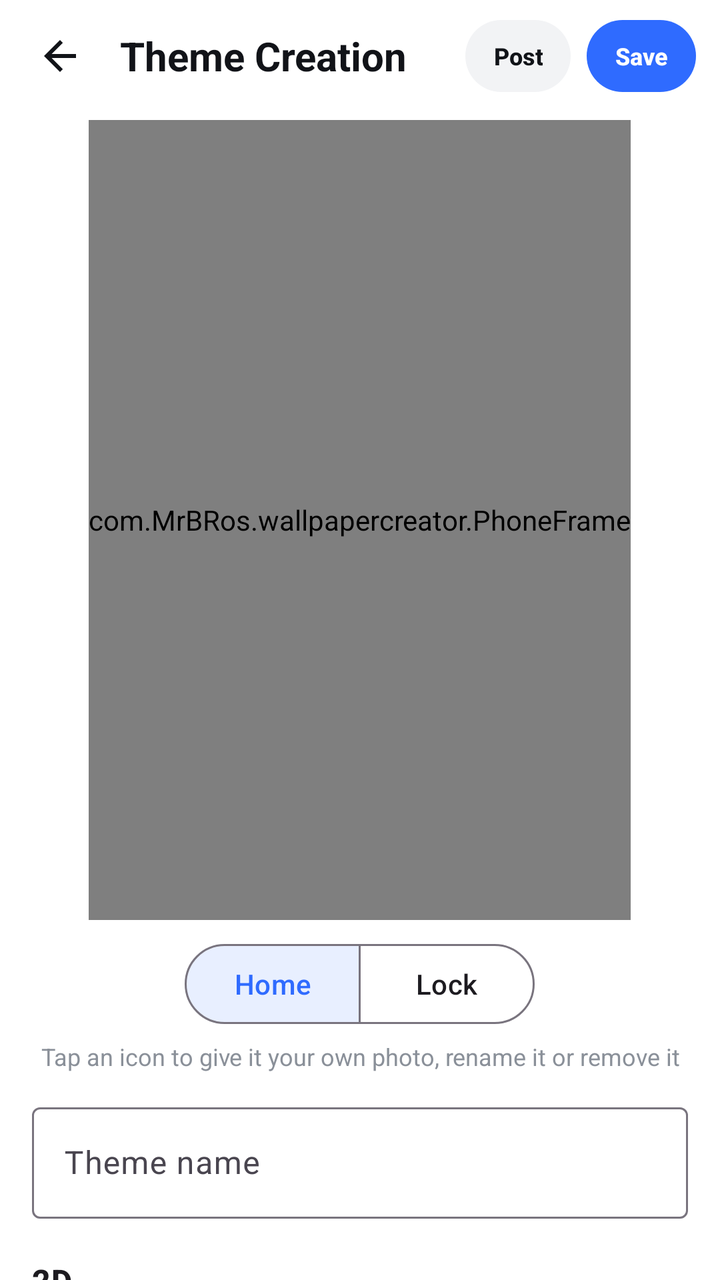
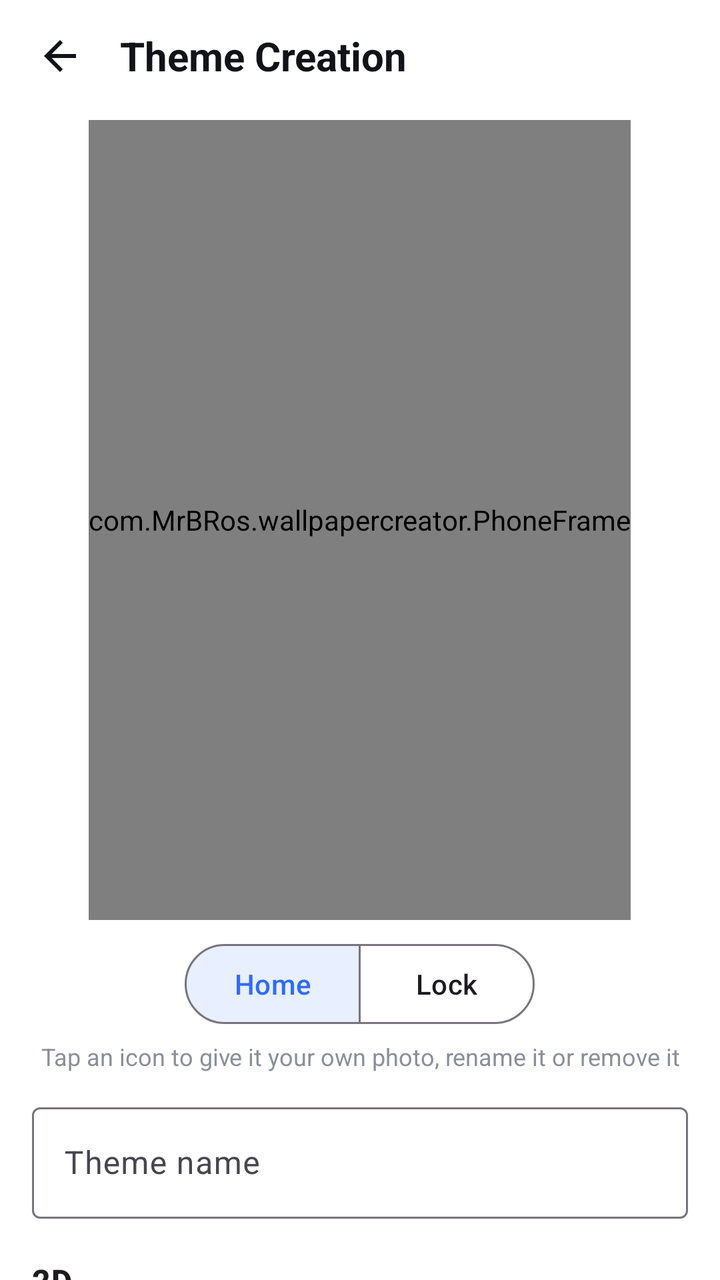

An Android layout rendered at two revisions. The XML below is the earlier revision; the diff shows what the commit changed to produce the second picture.
<!-- AndroidManifest.xml: activity theme Theme.WallpaperCreator.NoActionBar -->
<!-- res/layout/activity_theme_editor.xml -->
<?xml version="1.0" encoding="utf-8"?>
<LinearLayout xmlns:android="http://schemas.android.com/apk/res/android"
    xmlns:app="http://schemas.android.com/apk/res-auto"
    android:layout_width="match_parent"
    android:layout_height="match_parent"
    android:background="@color/surface"
    android:orientation="vertical">

    <LinearLayout
        android:layout_width="match_parent"
        android:layout_height="56dp"
        android:gravity="center_vertical"
        android:paddingHorizontal="8dp">

        <ImageButton
            android:id="@+id/btnBack"
            android:layout_width="44dp"
            android:layout_height="44dp"
            android:background="?attr/selectableItemBackgroundBorderless"
            android:contentDescription="@string/back"
            android:src="@drawable/ic_arrow_back"
            app:tint="@color/text_primary" />

        <TextView
            android:layout_width="0dp"
            android:layout_height="wrap_content"
            android:layout_marginStart="8dp"
            android:layout_weight="1"
            android:text="@string/theme_creation"
            android:textColor="@color/text_primary"
            android:textSize="20sp"
            android:textStyle="bold" />

        <com.google.android.material.button.MaterialButton
            android:id="@+id/btnPost"
            style="@style/TopPill"
            android:text="@string/post" />

        <com.google.android.material.button.MaterialButton
            android:id="@+id/btnSave"
            style="@style/TopPill"
            android:text="@string/save"
            android:textColor="@android:color/white"
            app:backgroundTint="@color/brand_primary" />
    </LinearLayout>

    <androidx.core.widget.NestedScrollView
        android:layout_width="match_parent"
        android:layout_height="0dp"
        android:layout_weight="1">

        <LinearLayout
            android:layout_width="match_parent"
            android:layout_height="wrap_content"
            android:orientation="vertical"
            android:paddingHorizontal="16dp"
            android:paddingBottom="24dp">

            
            <com.MrBRos.wallpapercreator.PhoneFrame
                android:layout_width="wrap_content"
                android:layout_height="400dp"
                android:layout_gravity="center_horizontal"
                android:layout_marginTop="4dp">

                <com.google.android.material.card.MaterialCardView
                    android:layout_width="match_parent"
                    android:layout_height="match_parent"
                    app:cardBackgroundColor="#FF111111"
                    app:cardCornerRadius="26dp"
                    app:cardElevation="4dp"
                    app:contentPadding="4dp"
                    app:strokeWidth="0dp">

                    <com.google.android.material.card.MaterialCardView
                        android:layout_width="match_parent"
                        android:layout_height="match_parent"
                        app:cardCornerRadius="22dp"
                        app:cardElevation="0dp"
                        app:strokeWidth="0dp">

                        <com.MrBRos.wallpapercreator.HomeMockView
                            android:id="@+id/mock"
                            android:layout_width="match_parent"
                            android:layout_height="match_parent" />
                    </com.google.android.material.card.MaterialCardView>
                </com.google.android.material.card.MaterialCardView>
            </com.MrBRos.wallpapercreator.PhoneFrame>

            <com.google.android.material.button.MaterialButtonToggleGroup
                android:id="@+id/screenToggle"
                android:layout_width="wrap_content"
                android:layout_height="wrap_content"
                android:layout_gravity="center_horizontal"
                android:layout_marginTop="8dp"
                app:checkedButton="@id/btnHome"
                app:selectionRequired="true"
                app:singleSelection="true">

                <com.google.android.material.button.MaterialButton
                    android:id="@+id/btnHome"
                    style="@style/Widget.Material3.Button.OutlinedButton"
                    android:layout_width="wrap_content"
                    android:layout_height="wrap_content"
                    android:text="@string/theme_home" />

                <com.google.android.material.button.MaterialButton
                    android:id="@+id/btnLock"
                    style="@style/Widget.Material3.Button.OutlinedButton"
                    android:layout_width="wrap_content"
                    android:layout_height="wrap_content"
                    android:text="@string/theme_lock" />
            </com.google.android.material.button.MaterialButtonToggleGroup>

            <TextView
                android:layout_width="match_parent"
                android:layout_height="wrap_content"
                android:layout_marginTop="4dp"
                android:gravity="center"
                android:text="@string/tap_icon_hint"
                android:textColor="@color/text_secondary"
                android:textSize="12sp" />

            <com.google.android.material.textfield.TextInputLayout
                android:layout_width="match_parent"
                android:layout_height="wrap_content"
                android:layout_marginTop="12dp"
                android:hint="@string/theme_name">

                <com.google.android.material.textfield.TextInputEditText
                    android:id="@+id/nameInput"
                    android:layout_width="match_parent"
                    android:layout_height="wrap_content"
                    android:inputType="textCapWords"
                    android:maxLength="40"
                    android:maxLines="1" />
            </com.google.android.material.textfield.TextInputLayout>

            <TextView
                style="@style/SectionHeader"
                android:text="@string/wallpaper_header" />

            <LinearLayout style="@style/ButtonRow">

                <com.google.android.material.button.MaterialButton
                    android:id="@+id/btnWpGallery"
                    style="@style/RowButton.Tonal"
                    android:text="@string/from_gallery" />

                <com.google.android.material.button.MaterialButton
                    android:id="@+id/btnWpFeatured"
                    style="@style/RowButton.Tonal"
                    android:text="@string/from_featured" />
            </LinearLayout>

            <TextView
                style="@style/SectionHeader"
                android:text="@string/icon_style" />

            <com.google.android.material.chip.ChipGroup
                android:id="@+id/styleGroup"
                android:layout_width="match_parent"
                android:layout_height="wrap_content"
                app:selectionRequired="true"
                app:singleSelection="true" />

            <TextView
                style="@style/SectionHeader"
                android:text="@string/icon_shape" />

            <com.google.android.material.chip.ChipGroup
                android:id="@+id/shapeGroup"
                android:layout_width="match_parent"
                android:layout_height="wrap_content"
                app:selectionRequired="true"
                app:singleSelection="true" />

            <TextView
                android:id="@+id/bgHeader"
                style="@style/SectionHeader"
                android:text="@string/icon_colour" />

            <HorizontalScrollView
                android:id="@+id/bgScroll"
                android:layout_width="match_parent"
                android:layout_height="wrap_content"
                android:scrollbars="none">

                <LinearLayout
                    android:id="@+id/bgSwatches"
                    android:layout_width="wrap_content"
                    android:layout_height="wrap_content"
                    android:orientation="horizontal" />
            </HorizontalScrollView>

            <TextView
                android:id="@+id/glyphHeader"
                style="@style/SectionHeader"
                android:text="@string/symbol_colour" />

            <HorizontalScrollView
                android:id="@+id/glyphScroll"
                android:layout_width="match_parent"
                android:layout_height="wrap_content"
                android:scrollbars="none">

                <LinearLayout
                    android:id="@+id/glyphSwatches"
                    android:layout_width="wrap_content"
                    android:layout_height="wrap_content"
                    android:orientation="horizontal" />
            </HorizontalScrollView>

            
            <TextView
                style="@style/SectionHeader"
                android:text="@string/icon_images" />

            <TextView
                android:layout_width="match_parent"
                android:layout_height="wrap_content"
                android:layout_marginBottom="8dp"
                android:text="@string/icon_images_hint"
                android:textColor="@color/text_secondary"
                android:textSize="12sp" />

            <HorizontalScrollView
                android:layout_width="match_parent"
                android:layout_height="wrap_content"
                android:scrollbars="none">

                <LinearLayout
                    android:id="@+id/iconImageRow"
                    android:layout_width="wrap_content"
                    android:layout_height="wrap_content"
                    android:orientation="horizontal" />
            </HorizontalScrollView>

            <TextView
                android:id="@+id/appsHeader"
                style="@style/SectionHeader"
                android:text="@string/apps_header" />

            <com.google.android.material.button.MaterialButton
                android:id="@+id/btnApps"
                style="@style/Widget.Material3.Button.OutlinedButton"
                android:layout_width="match_parent"
                android:layout_height="52dp"
                android:text="@string/choose_apps"
                app:cornerRadius="26dp" />
        </LinearLayout>
    </androidx.core.widget.NestedScrollView>
</LinearLayout>
<!-- resources referenced by this layout -->
<resources>
  <color name="brand_primary">#2F6BFF</color>
  <color name="surface">#FFFFFF</color>
  <color name="text_primary">#111318</color>
  <color name="text_secondary">#8A9099</color>
  <!-- drawable ic_arrow_back (drawable) -->
  <vector xmlns:android="http://schemas.android.com/apk/res/android"
      android:width="24dp"
      android:height="24dp"
      android:autoMirrored="true"
      android:viewportWidth="24"
      android:viewportHeight="24">
      <path
          android:fillColor="#FF000000"
          android:pathData="M20,11H7.83l5.59,-5.59L12,4l-8,8 8,8 1.41,-1.41L7.83,13H20v-2z" />
  </vector>
  <string name="apps_header">Apps</string>
  <string name="back">Back</string>
  <string name="choose_apps">Choose apps</string>
  <string name="from_featured">Featured</string>
  <string name="from_gallery">From gallery</string>
  <string name="icon_colour">Icon colour</string>
  <string name="icon_images">Icon images</string>
  <string name="icon_images_hint">Tap an app to upload an image for its icon</string>
  <string name="icon_shape">Icon shape</string>
  <string name="icon_style">Icon style</string>
  <string name="post">Post</string>
  <string name="save">Save</string>
  <string name="symbol_colour">Symbol colour</string>
  <string name="tap_icon_hint">Tap an icon to give it your own photo, rename it or remove it</string>
  <string name="theme_creation">Theme Creation</string>
  <string name="theme_home">Home</string>
  <string name="theme_lock">Lock</string>
  <string name="theme_name">Theme name</string>
  <string name="wallpaper_header">2D</string>
  <style name="ButtonRow">
          <item name="android:layout_width">match_parent</item>
          <item name="android:layout_height">wrap_content</item>
          <item name="android:layout_marginTop">8dp</item>
          <item name="android:orientation">horizontal</item>
      </style>
  <style name="RowButton.Tonal" parent="Widget.Material3.Button.TonalButton">
          <item name="android:layout_width">0dp</item>
          <item name="android:layout_height">wrap_content</item>
          <item name="android:layout_weight">1</item>
          <item name="android:layout_marginHorizontal">4dp</item>
      </style>
  <style name="SectionHeader">
          <item name="android:layout_width">match_parent</item>
          <item name="android:layout_height">wrap_content</item>
          <item name="android:layout_marginTop">20dp</item>
          <item name="android:layout_marginBottom">6dp</item>
          <item name="android:textAppearance">?attr/textAppearanceTitleMedium</item>
          <item name="android:textStyle">bold</item>
      </style>
  <style name="TopPill" parent="Widget.Material3.Button.TonalButton">
          <item name="android:layout_width">wrap_content</item>
          <item name="android:layout_height">36dp</item>
          <item name="android:layout_marginHorizontal">4dp</item>
          <item name="android:minWidth">0dp</item>
          <item name="android:paddingStart">14dp</item>
          <item name="android:paddingEnd">14dp</item>
          <item name="android:insetTop">0dp</item>
          <item name="android:insetBottom">0dp</item>
          <item name="android:textSize">12sp</item>
          <item name="android:textStyle">bold</item>
          <item name="android:textColor">@color/text_primary</item>
          <item name="backgroundTint">@color/surface_muted</item>
          <item name="cornerRadius">18dp</item>
      </style>
  <style name="Theme.WallpaperCreator.NoActionBar">
          <item name="windowActionBar">false</item>
          <item name="windowNoTitle">true</item>
      </style>
  <color name="surface_muted">#F2F3F5</color>
</resources>

<!-- the commit's change to res/layout/activity_theme_editor.xml (unified diff, before → after) -->
@@ -30,18 +30,6 @@
             android:textColor="@color/text_primary"
             android:textSize="20sp"
             android:textStyle="bold" />
-
-        <com.google.android.material.button.MaterialButton
-            android:id="@+id/btnPost"
-            style="@style/TopPill"
-            android:text="@string/post" />
-
-        <com.google.android.material.button.MaterialButton
-            android:id="@+id/btnSave"
-            style="@style/TopPill"
-            android:text="@string/save"
-            android:textColor="@android:color/white"
-            app:backgroundTint="@color/brand_primary" />
     </LinearLayout>
 
     <androidx.core.widget.NestedScrollView
@@ -147,33 +135,52 @@
                     style="@style/RowButton.Tonal"
                     android:text="@string/from_gallery" />
 
-                <com.google.android.material.button.MaterialButton
-                    android:id="@+id/btnWpFeatured"
-                    style="@style/RowButton.Tonal"
-                    android:text="@string/from_featured" />
+                
+                <com.google.android.material.button.MaterialButton
+                    android:id="@+id/btnSave"
+                    style="@style/RowButton"
+                    android:text="@string/save"
+                    app:backgroundTint="@color/brand_primary" />
             </LinearLayout>
 
-            <TextView
-                style="@style/SectionHeader"
-                android:text="@string/icon_style" />
-
-            <com.google.android.material.chip.ChipGroup
-                android:id="@+id/styleGroup"
-                android:layout_width="match_parent"
-                android:layout_height="wrap_content"
-                app:selectionRequired="true"
-                app:singleSelection="true" />
-
-            <TextView
-                style="@style/SectionHeader"
-                android:text="@string/icon_shape" />
-
-            <com.google.android.material.chip.ChipGroup
-                android:id="@+id/shapeGroup"
-                android:layout_width="match_parent"
-                android:layout_height="wrap_content"
-                app:selectionRequired="true"
-                app:singleSelection="true" />
+            
+            <LinearLayout
+                android:layout_width="match_parent"
+                android:layout_height="wrap_content"
+                android:layout_marginTop="16dp"
+                android:baselineAligned="false"
+                android:orientation="horizontal">
+
+                <com.google.android.material.textfield.TextInputLayout
+                    style="@style/Widget.Material3.TextInputLayout.OutlinedBox.ExposedDropdownMenu"
+                    android:layout_width="0dp"
+                    android:layout_height="wrap_content"
+                    android:layout_marginEnd="6dp"
+                    android:layout_weight="1"
+                    android:hint="@string/icon_style">
+
+                    <com.google.android.material.textfield.MaterialAutoCompleteTextView
+                        android:id="@+id/styleDropdown"
+                        android:layout_width="match_parent"
+                        android:layout_height="wrap_content"
+                        android:inputType="none" />
+                </com.google.android.material.textfield.TextInputLayout>
+
+                <com.google.android.material.textfield.TextInputLayout
+                    style="@style/Widget.Material3.TextInputLayout.OutlinedBox.ExposedDropdownMenu"
+                    android:layout_width="0dp"
+                    android:layout_height="wrap_content"
+                    android:layout_marginStart="6dp"
+                    android:layout_weight="1"
+                    android:hint="@string/icon_shape">
+
+                    <com.google.android.material.textfield.MaterialAutoCompleteTextView
+                        android:id="@+id/shapeDropdown"
+                        android:layout_width="match_parent"
+                        android:layout_height="wrap_content"
+                        android:inputType="none" />
+                </com.google.android.material.textfield.TextInputLayout>
+            </LinearLayout>
 
             <TextView
                 android:id="@+id/bgHeader"
<!-- resource entries referenced after the edit -->
@@ -18,14 +18,12 @@
   <string name="apps_header">Apps</string>
   <string name="back">Back</string>
   <string name="choose_apps">Choose apps</string>
-  <string name="from_featured">Featured</string>
   <string name="from_gallery">From gallery</string>
   <string name="icon_colour">Icon colour</string>
   <string name="icon_images">Icon images</string>
   <string name="icon_images_hint">Tap an app to upload an image for its icon</string>
   <string name="icon_shape">Icon shape</string>
   <string name="icon_style">Icon style</string>
-  <string name="post">Post</string>
   <string name="save">Save</string>
   <string name="symbol_colour">Symbol colour</string>
   <string name="tap_icon_hint">Tap an icon to give it your own photo, rename it or remove it</string>
@@ -39,6 +37,12 @@
           <item name="android:layout_height">wrap_content</item>
           <item name="android:layout_marginTop">8dp</item>
           <item name="android:orientation">horizontal</item>
+      </style>
+  <style name="RowButton" parent="Widget.Material3.Button">
+          <item name="android:layout_width">0dp</item>
+          <item name="android:layout_height">wrap_content</item>
+          <item name="android:layout_weight">1</item>
+          <item name="android:layout_marginHorizontal">4dp</item>
       </style>
   <style name="RowButton.Tonal" parent="Widget.Material3.Button.TonalButton">
           <item name="android:layout_width">0dp</item>
@@ -54,25 +58,9 @@
           <item name="android:textAppearance">?attr/textAppearanceTitleMedium</item>
           <item name="android:textStyle">bold</item>
       </style>
-  <style name="TopPill" parent="Widget.Material3.Button.TonalButton">
-          <item name="android:layout_width">wrap_content</item>
-          <item name="android:layout_height">36dp</item>
-          <item name="android:layout_marginHorizontal">4dp</item>
-          <item name="android:minWidth">0dp</item>
-          <item name="android:paddingStart">14dp</item>
-          <item name="android:paddingEnd">14dp</item>
-          <item name="android:insetTop">0dp</item>
-          <item name="android:insetBottom">0dp</item>
-          <item name="android:textSize">12sp</item>
-          <item name="android:textStyle">bold</item>
-          <item name="android:textColor">@color/text_primary</item>
-          <item name="backgroundTint">@color/surface_muted</item>
-          <item name="cornerRadius">18dp</item>
-      </style>
   <style name="Theme.WallpaperCreator.NoActionBar">
           <item name="windowActionBar">false</item>
           <item name="windowNoTitle">true</item>
       </style>
-  <color name="surface_muted">#F2F3F5</color>
 </resources>
 
